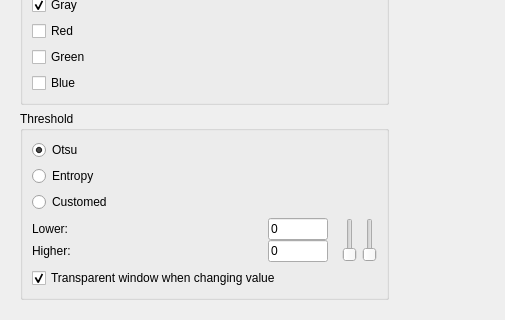
Ovilia/PIP, file src/HistogramDialog.ui: the form before one commit; both pictures show x 0 to 505 and y 173 to 493 of the 802 by 493 pixel window.
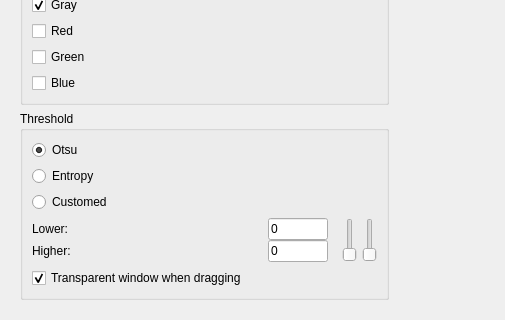
The form after the commit. Icons and pictures are not drawn.

What changed in the file:
```diff
--- a/src/HistogramDialog.ui
+++ b/src/HistogramDialog.ui
@@ -253,7 +253,7 @@
          <item>
           <widget class="QCheckBox" name="transparenBox">
            <property name="text">
-            <string>Transparent window when changing value</string>
+            <string>Transparent window when dragging</string>
            </property>
            <property name="checked">
             <bool>true</bool>
```
